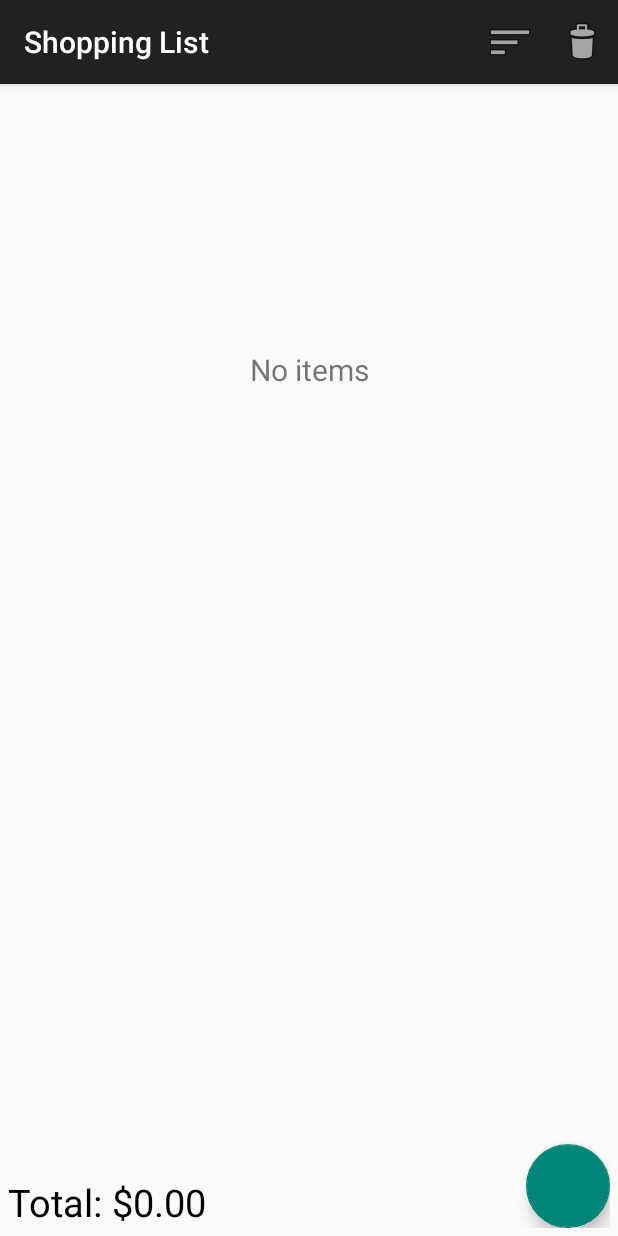
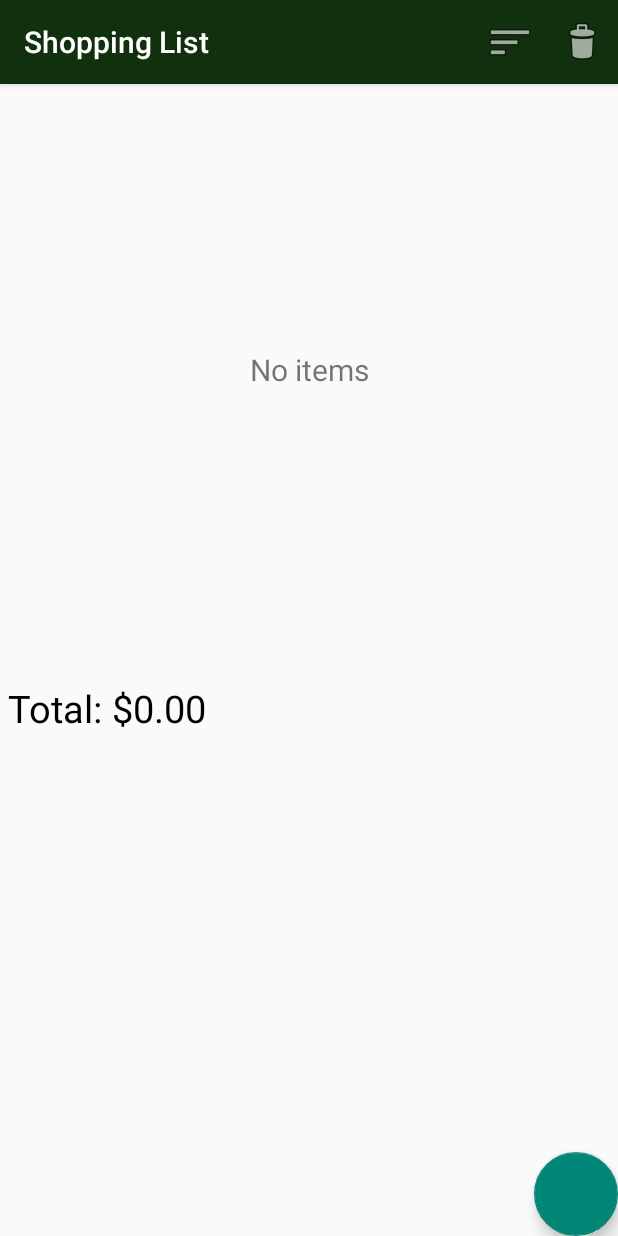
Before and after one commit to Magisus/shopping-list-android, an Android app: the screen it shows after launch (MainActivity), on a phone screen of 412 x 824 dp. Run offline under Robolectric (Android 15) with nearby library versions, the phone set to English and light mode, and no system bars; libraries missing offline, so code that uses them is left out: com.getbase.floatingactionbutton; plain views replace FloatingActionButton; 3 statements that could not run were skipped.

Commit message:
Action bar is green! Checkboxes work! UI looks better!

```diff
--- a/app/src/main/AndroidManifest.xml
+++ b/app/src/main/AndroidManifest.xml
@@ -8,7 +8,7 @@
         android:allowBackup="true"
         android:icon="@mipmap/shopping_basket_icon"
         android:label="@string/app_name"
-        android:theme="@style/AppTheme"
+        android:theme="@style/CustomActionBarTheme"
         tools:replace="android:icon">
         <meta-data
             android:name="DATABASE"
--- a/app/src/main/res/layout/activity_main.xml
+++ b/app/src/main/res/layout/activity_main.xml
@@ -1,6 +1,10 @@
-<LinearLayout xmlns:android="http://schemas.android.com/apk/res/android"
+<RelativeLayout xmlns:android="http://schemas.android.com/apk/res/android"
                 xmlns:tools="http://schemas.android.com/tools"
                 xmlns:fab="http://schemas.android.com/apk/res-auto"
+                android:layout_width="match_parent"
+                android:layout_height="match_parent">
+
+    <LinearLayout
         android:layout_width="match_parent"
         android:layout_height="match_parent"
         tools:context=".PlacesListActivity"
@@ -8,12 +12,14 @@
         android:paddingRight="5dp"
         android:paddingTop="5dp"
         android:paddingBottom="5dp"
-              android:orientation="vertical">
+        android:orientation="vertical"
+        android:weightSum="100">
 
         <ListView
             android:id="@+id/itemList"
             android:layout_width="match_parent"
-            android:layout_height="370dp"
+            android:layout_height="0dp"
+            android:layout_weight="85"
             />
 
         <TextView
@@ -27,8 +33,10 @@
 
         <RelativeLayout
             android:layout_width="match_parent"
-        android:layout_height="wrap_content"
-        android:orientation="horizontal">
+            android:layout_height="0dp"
+            android:orientation="horizontal"
+            android:layout_weight="15"
+            >
 
             <TextView
                 android:id="@+id/totalText"
@@ -49,6 +57,12 @@
                 android:layout_toRightOf="@+id/totalText"
                 android:layout_alignParentBottom="true"/>
 
+
+        </RelativeLayout>
+
+
+    </LinearLayout>
+
     <com.getbase.floatingactionbutton.FloatingActionButton
         android:id="@+id/addButton"
         android:layout_width="wrap_content"
@@ -59,5 +73,3 @@
         android:layout_alignParentBottom="true"
         android:layout_alignParentRight="true"/>
 </RelativeLayout>
-
-</LinearLayout>
--- a/app/src/main/res/values/styles.xml
+++ b/app/src/main/res/values/styles.xml
@@ -1,12 +1,19 @@
-<resources>
+<resources xmlns:tools="http://schemas.android.com/tools">
 
     <!-- Base application theme. -->
-    <style name="AppTheme" parent="Theme.AppCompat.Light.DarkActionBar">
-
+    <style name="AppTheme" parent="Theme.AppCompat.Light">
+        <item name="android:actionBarStyle">@style/MyActionBar</item>
     </style>
 
-    <style name="purchasedCheckBox">
+    <color name="dark_green">#11310E</color>
 
+    <style name="MyActionBar" parent="@style/Widget.AppCompat.Light.ActionBar.Solid.Inverse">
+        <item name="android:background"  tools:ignore="NewApi">@color/dark_green</item>
+        <item name="background">@color/dark_green</item>
     </style>
 
+    <style name="CustomActionBarTheme" parent="@style/Theme.AppCompat.Light.DarkActionBar">
+        <item name="android:actionBarStyle"   tools:ignore="NewApi">@style/MyActionBar</item>
+        <item name="actionBarStyle">@style/MyActionBar</item>
+    </style>
 </resources>
```
Also changed, not shown: app/src/main/java/hu/ait/android/maggie/shoppinglist/MainActivity.java (+8 -5 lines), app/src/main/java/hu/ait/android/maggie/shoppinglist/adapter/ItemAdapter.java (+8 -1 lines), app/src/main/res/values/themes.xml (deleted, +0 -15 lines). Lines whose indentation alone changed are shown as unchanged.
